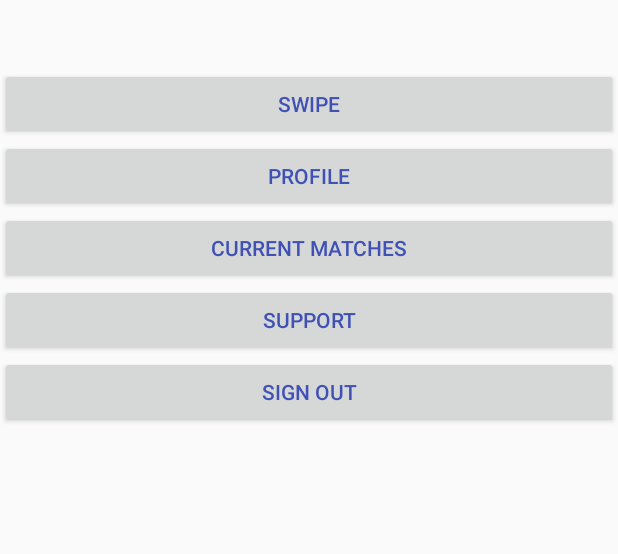
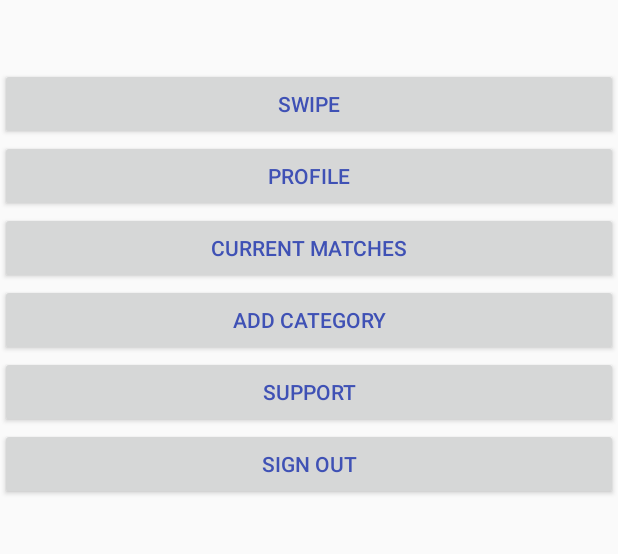
Before and after one commit to dreese33/Dual, an Android app: the EditProfileActivity screen opened directly, with no data from a screen before it, after a tap on "CONFIRM", on a phone screen of 412 x 824 dp, the part 185-739 px from its top. Run offline under Robolectric (Android 15) with nearby library versions, the phone set to English and light mode, and no system bars; our stand-ins replace Firebase (no records; nobody signed in at launch, a user with empty details on screens opened directly).

Commit message:
Merged Brian and Dylans efforts

```diff
--- a/app/src/main/java/com/example/ericreese/dual/EditProfileActivity.java
+++ b/app/src/main/java/com/example/ericreese/dual/EditProfileActivity.java
@@ -61,7 +61,7 @@ public class EditProfileActivity extends AppCompatActivity {
         this.profileImage = (ImageView) findViewById(R.id.profileImage);
 
         //TODO: Test this code!
-        if (MainActivity.newUser == false) {
+        if (MainActivity.newUser == false && MainActivity.image != null) {
             StorageReference ref = storageReference.child("images/" + MainActivity.image);
             Glide.with(this)
                     .using(new FirebaseImageLoader())
@@ -114,6 +114,7 @@ public class EditProfileActivity extends AppCompatActivity {
                 //Update values to firebase
                 MainActivity.newUser = false;
                 uploadImage();
+                updateData();
                 Context context = view.getContext();
                 Intent goToHomeScreen = new Intent(context, HomeActivity.class);
                 MainActivity.loggedIn = true;
@@ -141,6 +142,29 @@ public class EditProfileActivity extends AppCompatActivity {
         }
     }
 
+    /**
+     * Updates data on firebase with new data
+     */
+    private void updateData() {
+        Object bioObject = bio.getText();
+        String bioString = "";
+        if (bioObject != null) {
+            bioString = bioObject.toString();
+        }
+
+        Object nameObject = name.getText();
+        String nameString = "";
+        if (nameObject != null) {
+            nameString = nameObject.toString();
+        }
+
+        MainActivity.mReference.child("users").child(MainActivity.username).child("Profile").child("Name").setValue(nameString);
+        MainActivity.mReference.child("users").child(MainActivity.username).child("Profile").child("Description").setValue(bioString);
+    }
+
+    /**
+     * Uploads image to firebase
+     */
     private void uploadImage() {
 
         if(uri != null) {
@@ -155,7 +179,6 @@ public class EditProfileActivity extends AppCompatActivity {
                         @Override
                         public void onSuccess(UploadTask.TaskSnapshot taskSnapshot) {
                             MainActivity.mReference.child("users").child(MainActivity.username).child("Profile").child("Image").setValue(id);
-                            progressDialog.dismiss();
                             Toast.makeText(EditProfileActivity.this, "Uploaded", Toast.LENGTH_SHORT).show();
                         }
                     }).addOnFailureListener(new OnFailureListener() {
--- a/app/src/main/java/com/example/ericreese/dual/HomeActivity.java
+++ b/app/src/main/java/com/example/ericreese/dual/HomeActivity.java
@@ -17,8 +17,6 @@ import android.widget.EditText;
  */
 
 public class HomeActivity extends AppCompatActivity {
-    static int count = 1;
-
     private Button signIn;
 
     @Override
@@ -55,8 +53,7 @@ public class HomeActivity extends AppCompatActivity {
     @Override
     public boolean onPrepareOptionsMenu(Menu menu) {
         for (int i = 0; i<2; i++) {
-            menu.add(0, menu.size(), Menu.NONE, R.string.hello_world).setIcon(R.drawable.ic_emoticon);
-            count++;
+            menu.add(0, menu.size(), Menu.NONE, R.string.hello_world);
         }
         return super.onPrepareOptionsMenu(menu);
     }
--- a/app/src/main/res/layout/activity_home.xml
+++ b/app/src/main/res/layout/activity_home.xml
@@ -29,7 +29,6 @@
         app:layout_constraintTop_toBottomOf="@id/my_toolbar"/>
 
     <Button
-
         android:layout_marginTop="45dp"
         android:id="@+id/swipe"
         android:layout_width="match_parent"
@@ -55,12 +54,20 @@
         app:layout_constraintTop_toBottomOf="@id/profile"/>
 
     <Button
+        android:id="@+id/add_category"
+        android:layout_width="match_parent"
+        android:layout_height="wrap_content"
+        android:text="Add Category"
+        android:textColor="@color/colorPrimary"
+        app:layout_constraintTop_toBottomOf="@id/current_matches"/>
+
+    <Button
         android:id="@+id/support"
         android:layout_width="match_parent"
         android:layout_height="wrap_content"
         android:text="Support"
         android:textColor="@color/colorPrimary"
-        app:layout_constraintTop_toBottomOf="@id/current_matches"/>
+        app:layout_constraintTop_toBottomOf="@id/add_category"/>
 
     <Button
         android:id="@+id/sign_out"
--- a/app/src/main/res/menu/menu_main.xml
+++ b/app/src/main/res/menu/menu_main.xml
@@ -3,8 +3,6 @@
       xmlns:app="http://schemas.android.com/apk/res-auto"
       xmlns:tools="http://schemas.android.com/tools"
       tools:context=".MainActivity">
-
-
 
         <!-- "Mark Favorite", should appear as action button if possible -->
         <item
```
